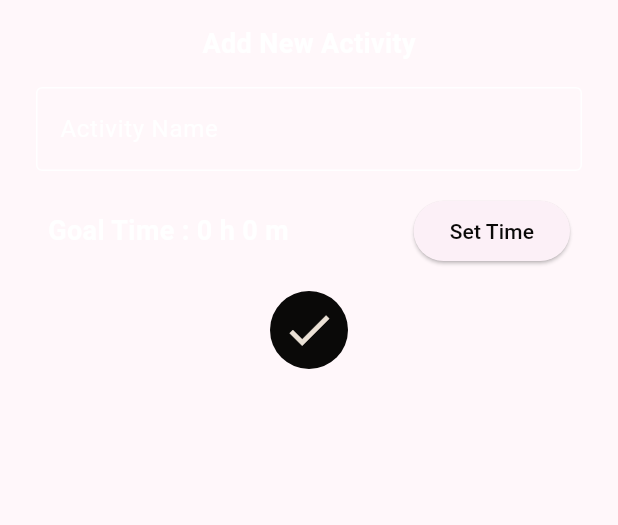
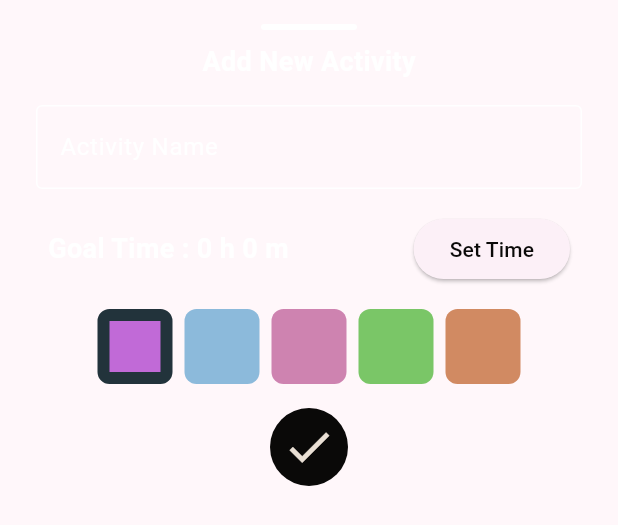
Before and after one commit to riVFerd/flutter_activity_timer, a Flutter app: the InputActivityModal widget shown alone on an empty page, opened directly, after a tap on the "check" icon, on a phone screen of 412 x 824 dp. Shown: the top 525 px of the screen. Run offline on Flutter 3.47's test engine with Material 2 defaults, Android fonts, the light colour scheme and no system bars; our stand-ins replace bloc, flutter_bloc, sqflite; accounts and stored records are empty.

Commit message:
feat activity : add new activity

```diff
--- a/lib/presentation/widgets/input_activity_modal.dart
+++ b/lib/presentation/widgets/input_activity_modal.dart
@@ -1,5 +1,10 @@
 import 'package:flutter/material.dart';
+import 'package:flutter_activity_timer/logic/bloc/activities_bloc.dart';
+import 'package:flutter_activity_timer/presentation/theme/card_constants.dart';
 import 'package:flutter_activity_timer/presentation/theme/theme_constants.dart';
+import 'package:flutter_bloc/flutter_bloc.dart';
+
+import '../../logic/models/activity.dart';
 
 class InputActivityModal extends StatefulWidget {
   const InputActivityModal({
@@ -13,12 +18,12 @@ class InputActivityModal extends StatefulWidget {
 class _InputActivityModalState extends State<InputActivityModal> {
   TimeOfDay? _selectedTime;
   String? _inputActivityName;
+  int _selectedColorId = 0;
 
   Future<void> _selectTime() async {
     final TimeOfDay? picked = await showTimePicker(
       context: context,
       initialTime: const TimeOfDay(hour: 0, minute: 0),
-      // initialEntryMode: TimePickerEntryMode.inputOnly,
       builder: (BuildContext context, Widget? child) {
         return MediaQuery(
           data: MediaQuery.of(context).copyWith(alwaysUse24HourFormat: true),
@@ -45,6 +50,15 @@ class _InputActivityModalState extends State<InputActivityModal> {
       child: Column(
         mainAxisSize: MainAxisSize.min,
         children: [
+          Container(
+            height: 4,
+            width: 64,
+            margin: const EdgeInsets.only(bottom: 8),
+            decoration: const BoxDecoration(
+              color: Colors.white,
+              borderRadius: BorderRadius.all(Radius.circular(8)),
+            ),
+          ),
           const Text(
             'Add New Activity',
             style: TextStyle(
@@ -100,6 +114,39 @@ class _InputActivityModalState extends State<InputActivityModal> {
               ],
             ),
           ),
+          SingleChildScrollView(
+            scrollDirection: Axis.horizontal,
+            child: Row(
+              children: List.generate(
+                CardConstants.backgroundColors.length,
+                (index) {
+                  return GestureDetector(
+                    onTap: () => setState(() {
+                      _selectedColorId = index;
+                    }),
+                    child: Container(
+                      margin: EdgeInsets.only(
+                        left: index == 0 ? 0 : 8,
+                      ),
+                      width: 50,
+                      height: 50,
+                      decoration: BoxDecoration(
+                        border: (_selectedColorId == index)
+                            ? Border.all(
+                                color: ThemeConstants.darkBlue,
+                                width: 8,
+                              )
+                            : null,
+                        color: CardConstants.backgroundColors[index],
+                        borderRadius: BorderRadius.circular(8),
+                      ),
+                    ),
+                  );
+                },
+              ),
+            ),
+          ),
+          const SizedBox(height: 16),
           IconButton.filled(
             style: ElevatedButton.styleFrom(
               backgroundColor: ThemeConstants.dark,
@@ -109,7 +156,23 @@ class _InputActivityModalState extends State<InputActivityModal> {
               Icons.check_sharp,
               size: 36,
             ),
-            onPressed: () {},
+            onPressed: () {
+              if (_inputActivityName != null && _selectedTime != null) {
+                final activity = Activity(
+                  activityId: DateTime.now().millisecondsSinceEpoch,
+                  activityName: _inputActivityName!,
+                  goalTime:
+                      _selectedTime!.hour * 3600 + _selectedTime!.minute * 60,
+                  timeSpent: 0,
+                  lastTrackedDate: DateTime.now(),
+                  colorId: _selectedColorId,
+                );
+                BlocProvider.of<ActivitiesBloc>(context).add(
+                  ActivitiesAdd(activity),
+                );
+                Navigator.of(context).pop();
+              }
+            },
           )
         ],
       ),
```
